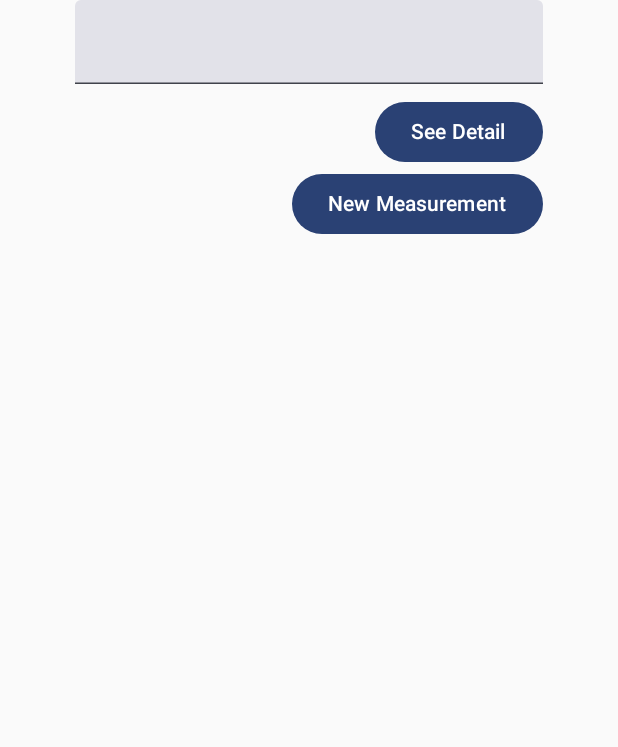
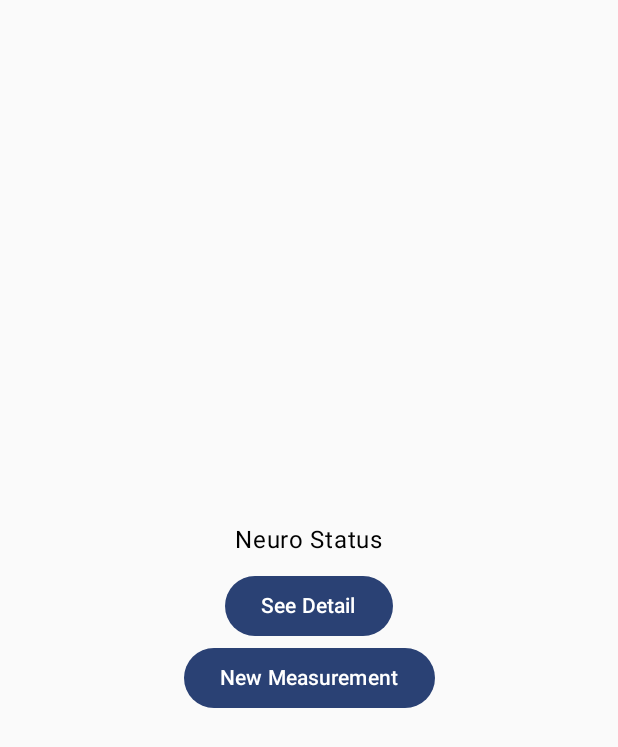
Before and after one commit to Astrozyt/Neuro, an Android app built with Jetpack Compose: the screen it shows after launch (MainActivity), on a phone screen of 412 x 824 dp. Shown: the top 747 px of the screen. Run offline under Robolectric (Android 15) with nearby library versions, the phone set to English and light mode, and no system bars.

Commit message:
Update styling

```diff
--- a/app/src/main/java/com/gbl/neuro/Screens/Home.kt
+++ b/app/src/main/java/com/gbl/neuro/Screens/Home.kt
@@ -5,6 +5,7 @@ package com.gbl.neuro.Screens
 import androidx.compose.foundation.layout.Arrangement
 import androidx.compose.foundation.layout.Column
 import androidx.compose.foundation.layout.Spacer
+import androidx.compose.foundation.layout.fillMaxHeight
 import androidx.compose.foundation.layout.fillMaxWidth
 import androidx.compose.foundation.layout.height
 import androidx.compose.foundation.layout.padding
@@ -32,20 +33,15 @@ fun HomeScreen(navController: NavController){
         verticalArrangement = Arrangement.Center,
         modifier = Modifier.
         fillMaxWidth().
-        padding(horizontal = 50.dp)
+        padding(horizontal = 50.dp).fillMaxHeight()
     ){
-        TextField(value = text,
-            onValueChange = {
-                text = it
-            },
-            modifier = Modifier.fillMaxWidth()
-        )
+        Text(text = "Neuro Status", modifier = Modifier.align(Alignment.CenterHorizontally))
 
-        Spacer(modifier = Modifier.height(8.dp))
-        Button(onClick = {navController.navigate(Screen.DetailScreen.route)}, modifier= Modifier.align(Alignment.End)){
+        Spacer(modifier = Modifier.height(8.dp).align(Alignment.CenterHorizontally))
+        Button(onClick = {navController.navigate(Screen.DetailScreen.route)}, modifier= Modifier.align(Alignment.CenterHorizontally)){
             Text(text="See Detail")
         }
-        Button(onClick = {navController.navigate(Screen.MeasurementScreen.route)}, modifier= Modifier.align(Alignment.End)){
+        Button(onClick = {navController.navigate(Screen.MeasurementScreen.route)}, modifier= Modifier.align(Alignment.CenterHorizontally)){
             Text(text="New Measurement")
         }
     }
--- a/app/src/main/java/com/gbl/neuro/Screens/Measurement.kt
+++ b/app/src/main/java/com/gbl/neuro/Screens/Measurement.kt
@@ -40,10 +40,7 @@ fun Measurement(navController: NavController, neuroViewModel: NeuroViewModel) {
     val sensorManager = remember { context.getSystemService(SENSOR_SERVICE) as SensorManager }
     val accelerometerDataPointsLeft = remember { mutableStateListOf<Triple<Float, Float, Float>>() }
     val accelerometerDataPointsRight = remember { mutableStateListOf<Triple<Float, Float, Float>>() }
-
     val accelerometerSensor = remember {sensorManager.getDefaultSensor(Sensor.TYPE_GYROSCOPE)}
-
-
     val initialSeconds = 15
     var side by remember {
         mutableStateOf("left")
@@ -79,8 +76,6 @@ fun Measurement(navController: NavController, neuroViewModel: NeuroViewModel) {
                     } else {
                         accelerometerDataPointsRight.add(Triple(x, y, z))
                     }
-//                    accelerometerDataPointsLeft.add(Triple(x, y, z))
-//                    Log.d("Accelerometer $side", "x: $x, y: $y, z: $z")
 
                 }
             }
```
